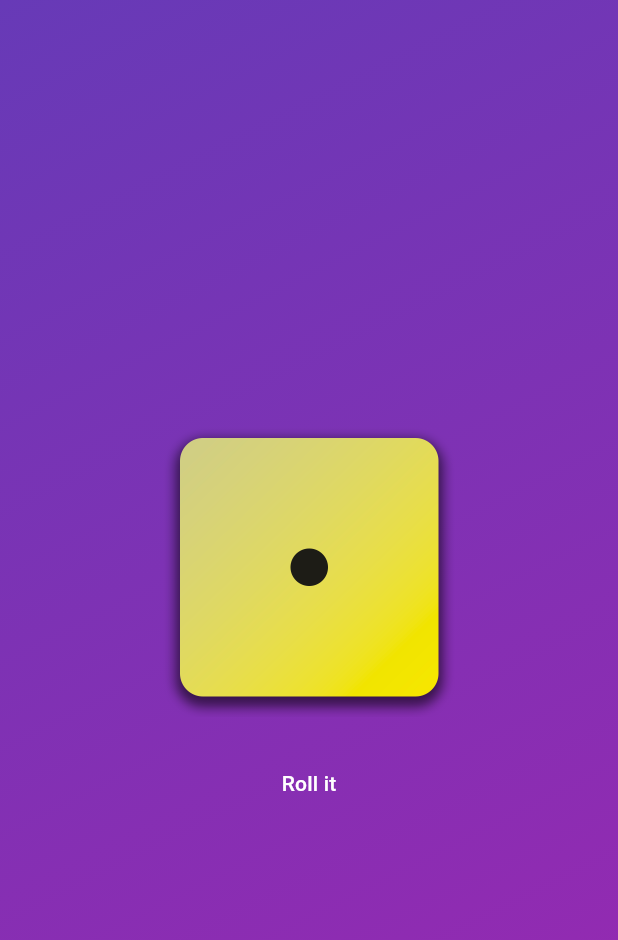
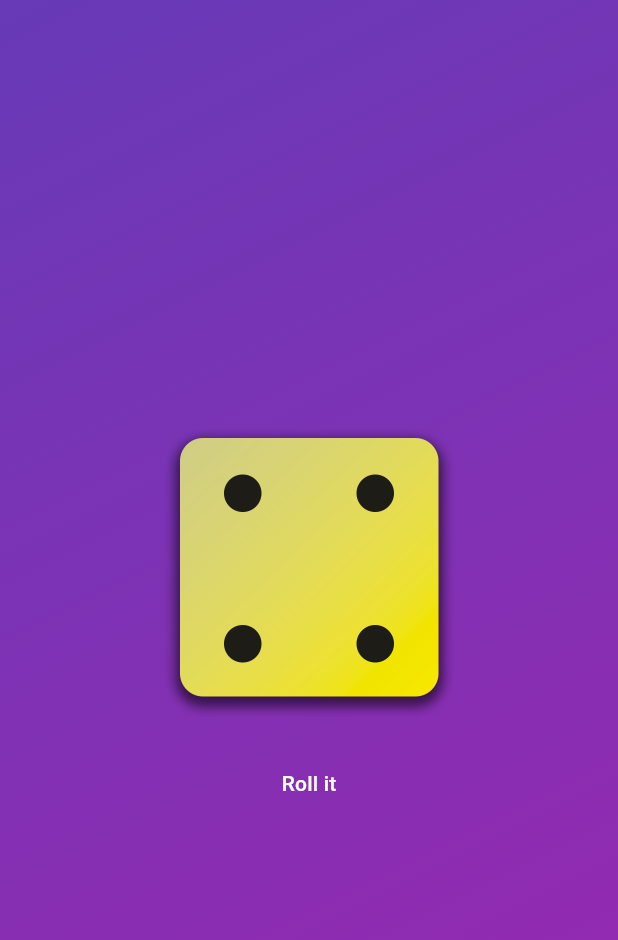
Before and after one commit to LucasWithBoots/dice_roller, a Flutter app: the screen it shows after launch, after a tap on "Roll it", on a phone screen of 412 x 824 dp. Shown: the top 940 px of the screen. Run offline on Flutter 3.47's test engine with Material 3 defaults, Android fonts, the phone set to English and light mode, and no system bars; our stand-ins replace gap.

Commit message:
feat: add dice roller and make it stateful

```diff
--- /dev/null
+++ b/lib/dice_roller.dart
@@ -0,0 +1,39 @@
+import 'package:flutter/material.dart';
+import 'package:gap/gap.dart';
+
+class DiceRoller extends StatefulWidget {
+  const DiceRoller({super.key});
+
+  @override
+  State<StatefulWidget> createState() {
+    return _DiceRollerState();
+  }
+}
+
+class _DiceRollerState extends State<DiceRoller> {
+  var activeDiceImage = 'assets/images/dice-1.png';
+
+  void rollDice() {
+    setState(() {
+      activeDiceImage = 'assets/images/dice-4.png';
+    });
+  }
+
+  @override
+  Widget build(BuildContext context) {
+    return Column(
+      mainAxisSize: MainAxisSize.min,
+      children: [
+        Image.asset(
+          activeDiceImage,
+          width: 200,
+        ),
+        const Gap(20),
+        TextButton(
+            onPressed: rollDice,
+            style: TextButton.styleFrom(foregroundColor: Colors.white),
+            child: const Text("Roll it"))
+      ],
+    );
+  }
+}
--- a/lib/gradient_container.dart
+++ b/lib/gradient_container.dart
@@ -1,5 +1,5 @@
+import 'package:dice_roller/dice_roller.dart';
 import 'package:flutter/material.dart';
-import 'package:gap/gap.dart';
 
 class GradientContainer extends StatelessWidget {
   final Color color1;
@@ -18,20 +18,6 @@ class GradientContainer extends StatelessWidget {
             end: Alignment.bottomRight,
           ),
         ),
-        child: Center(
-            child: Column(
-          mainAxisSize: MainAxisSize.min,
-          children: [
-            Image.asset(
-              'assets/images/dice-1.png',
-              width: 200,
-            ),
-            const Gap(20),
-            TextButton(
-                onPressed: () {},
-                style: TextButton.styleFrom(foregroundColor: Colors.white),
-                child: const Text("Roll it"))
-          ],
-        ))));
+        child: const Center(child: DiceRoller())));
   }
 }
```
